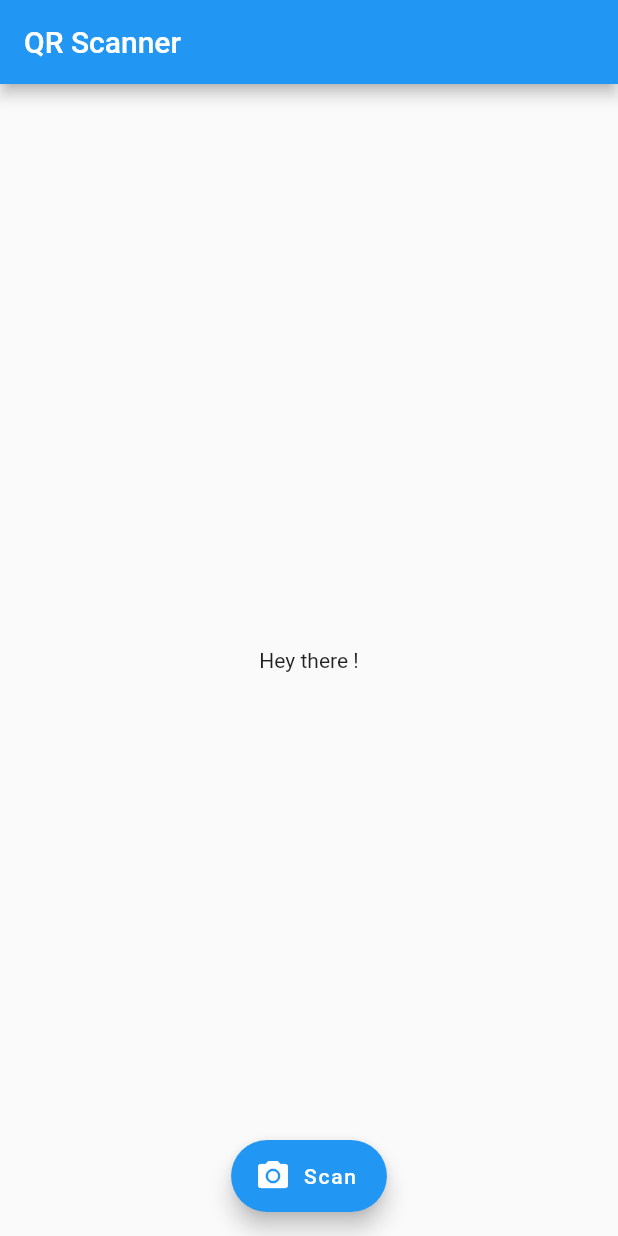
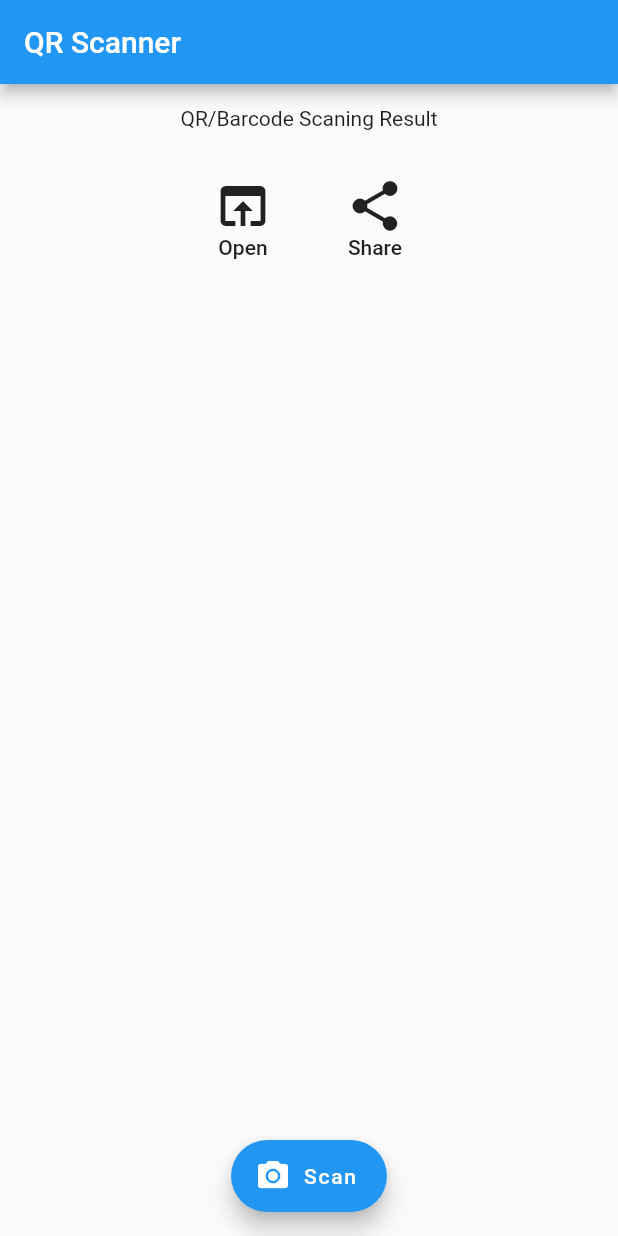
Before and after one commit to jpmehedi/barcode-scanner-flutter, a Flutter app: the screen it shows after launch, on a phone screen of 412 x 824 dp. Run offline on Flutter 3.47's test engine with Material 2 defaults, Android fonts, the phone set to English and light mode, and no system bars; drawn by our look-alikes of flutter_linkify; missing offline and left inert: barcode_scan, flutter_share.

Commit message:
implement share button functonality

```diff
--- a/lib/main.dart
+++ b/lib/main.dart
@@ -5,11 +5,15 @@ import 'package:barcode_scan/barcode_scan.dart';
 import 'package:flutter/services.dart';
 import 'package:flutter_linkify/flutter_linkify.dart';
 import 'package:url_launcher/url_launcher.dart';
+import 'package:flutter_share/flutter_share.dart';
 
-void main() => runApp(MaterialApp(
+String code = "QR/Barcode Scaning Result";
+void main() => runApp(
+      MaterialApp(
         debugShowCheckedModeBanner: false,
         home: HomePage(),
-    ));
+      ),
+    );
 
 class HomePage extends StatefulWidget {
   @override
@@ -19,8 +23,6 @@ class HomePage extends StatefulWidget {
 }
 
 class HomePageState extends State<HomePage> {
-  String code = "Hey there !";
-
   Future _scanQR() async {
     try {
       var result = await BarcodeScanner.scan();
@@ -61,6 +63,23 @@ class HomePageState extends State<HomePage> {
     }
   }
 
+  Future _openResult() async {
+    final url = code;
+    if (await canLaunch(url)) {
+      await launch(url);
+    } else {
+      throw 'Could not launch $url';
+    }
+  }
+
+  Future<void> share() async {
+    await FlutterShare.share(
+        title: 'QR/Barcode Result',
+        text: 'Share scan result',
+        linkUrl: code,
+        chooserTitle: 'Example Chooser Title');
+  }
+
   @override
   Widget build(BuildContext context) {
     return Scaffold(
@@ -69,15 +88,50 @@ class HomePageState extends State<HomePage> {
       ),
       body: Padding(
         padding: EdgeInsets.all(15),
-        child: Center(
+        child: Column(
+          children: <Widget>[
+            Center(
               child: Expanded(
-            child: Linkify(
+                child: SelectableLinkify(
                   onOpen: _onOpen,
                   text: code,
                   options: LinkifyOptions(humanize: false),
                   linkStyle: TextStyle(fontSize: 20, color: Colors.red),
                 ),
               ),
+            ),
+            Padding(
+              padding: const EdgeInsets.only(top: 30),
+              child: Row(
+                mainAxisAlignment: MainAxisAlignment.center,
+                children: <Widget>[
+                  MaterialButton(
+                      onPressed: _openResult,
+                      child: Column(
+                        children: <Widget>[
+                          Icon(
+                            Icons.open_in_browser,
+                            size: 40,
+                          ),
+                          Text("Open")
+                        ],
+                      )),
+                  MaterialButton(
+                    onPressed: share,
+                    child: Column(
+                      children: <Widget>[
+                        Icon(
+                          Icons.share,
+                          size: 40,
+                        ),
+                        Text("Share")
+                      ],
+                    ),
+                  ),
+                ],
+              ),
+            )
+          ],
         ),
       ),
       floatingActionButton: FloatingActionButton.extended(
--- a/pubspec.yaml
+++ b/pubspec.yaml
@@ -18,6 +18,7 @@ dependencies:
   barcode_scan: ^3.0.1
   flutter_linkify: ^3.1.3
   url_launcher: ^5.5.0
+  flutter_share: ^1.0.2+1
 
 dev_dependencies:
   flutter_test:
```
Also changed, not shown: pubspec.lock. Lines whose indentation alone changed are shown as unchanged.
